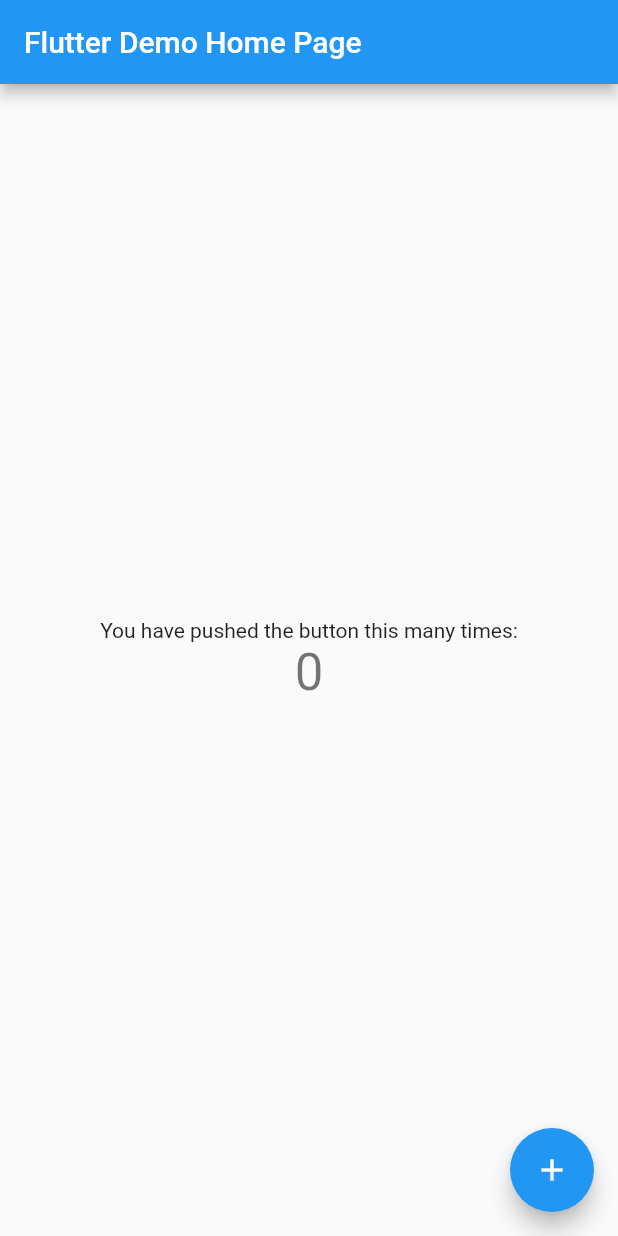
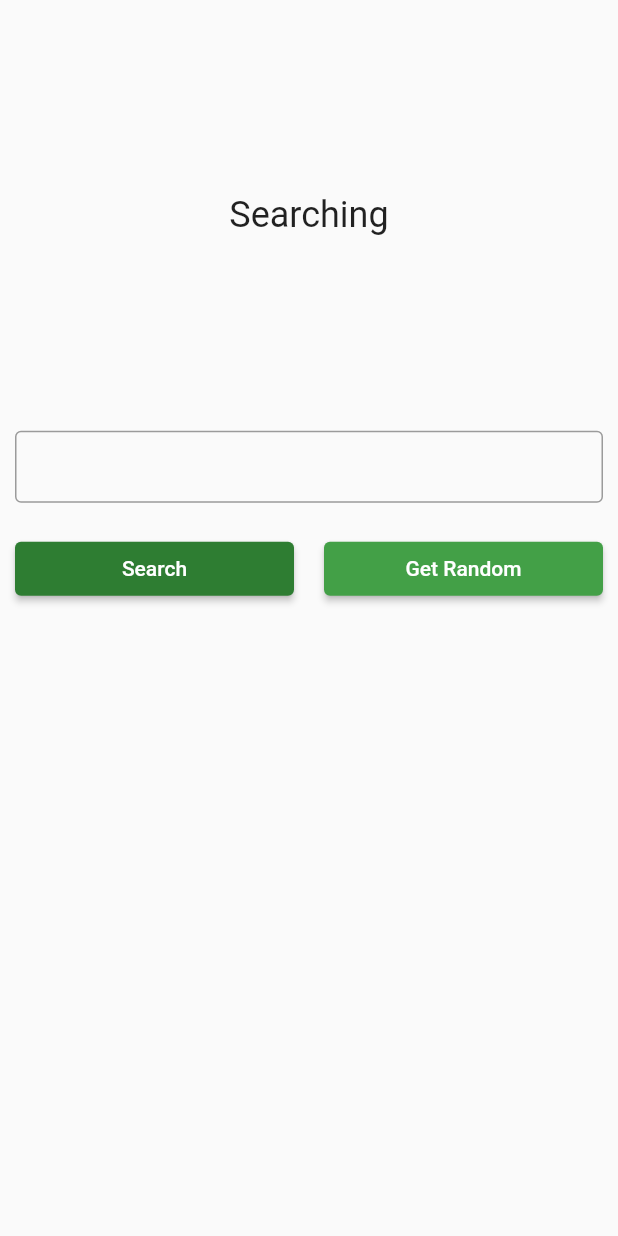
Before and after one commit to kishor98100/flutter_clean_tdd, a Flutter app: the screen it shows after launch, on a phone screen of 412 x 824 dp. Run offline on Flutter 3.47's test engine with Material 2 defaults, Android fonts, the phone set to English and light mode, and no system bars; our stand-ins replace bloc, dartz, data_connection_checker, equatable, flutter_bloc, get_it and 1 more.

Commit message:
bloc test and presentation layer completed

```diff
--- /dev/null
+++ b/lib/features/number_trivia/presentation/bloc/number_trivia_bloc.dart
@@ -0,0 +1,64 @@
+import 'dart:async';
+
+import 'package:bloc/bloc.dart';
+import 'package:clean_tdd/core/error/failures.dart';
+import 'package:clean_tdd/core/usecases/usecase.dart';
+import 'package:clean_tdd/core/util/input_converter.dart';
+import 'package:clean_tdd/features/number_trivia/domain/usecases/get_concrete_number_trivia_usecase.dart';
+import 'package:clean_tdd/features/number_trivia/domain/usecases/get_random_number_trivia_usecase.dart';
+import 'package:equatable/equatable.dart';
+import 'package:meta/meta.dart';
+import '../../domain/entities/number_trivia.dart';
+
+part 'number_trivia_event.dart';
+part 'number_trivia_state.dart';
+
+const String SERVER_FAILURE_MESSAGE = "Server Failure";
+const String CACHE_FAILURE_MESSAGE = "Cache Failure";
+const String INVALID_INPUT_FAILURE_MESSAGE = "Invalid Input - Number must be positive integer ";
+
+class NumberTriviaBloc extends Bloc<NumberTriviaEvent, NumberTriviaState> {
+  final GetConcreteNumberTriviaUsecase concreteUsecase;
+  final GetRandomNumberTriviaUsecase randomUsecase;
+  final InputConverter converter;
+
+  NumberTriviaBloc({
+    @required this.concreteUsecase,
+    @required this.randomUsecase,
+    @required this.converter,
+  })  : assert(concreteUsecase != null),
+        assert(randomUsecase != null),
+        assert(converter != null),
+        super(Empty());
+
+  @override
+  Stream<NumberTriviaState> mapEventToState(
+    NumberTriviaEvent event,
+  ) async* {
+    if (event is GetConcreteNumberEvent) {
+      final inputEither = converter.stringToUnsignedInt(event.numberString);
+      yield* inputEither.fold((l) async* {
+        yield Error(message: INVALID_INPUT_FAILURE_MESSAGE);
+      }, (number) async* {
+        yield Loading();
+        final result = await concreteUsecase(Params(number: number));
+        yield result.fold((failure) => Error(message: _mapFailureToMessage(failure)), (r) => Loaded(numberTrivia: r));
+      });
+    } else if (event is GetRandomNumberEvent) {
+      yield Loading();
+      final result = await randomUsecase(NoParams());
+      yield result.fold((failure) => Error(message: _mapFailureToMessage(failure)), (r) => Loaded(numberTrivia: r));
+    }
+  }
+
+  String _mapFailureToMessage(Failure failure) {
+    switch (failure.runtimeType) {
+      case ServerFailure:
+        return SERVER_FAILURE_MESSAGE;
+      case CacheFailure:
+        return CACHE_FAILURE_MESSAGE;
+      default:
+        return 'UnExpected Error';
+    }
+  }
+}
--- /dev/null
+++ b/lib/features/number_trivia/presentation/bloc/number_trivia_event.dart
@@ -0,0 +1,20 @@
+part of 'number_trivia_bloc.dart';
+
+@immutable
+abstract class NumberTriviaEvent extends Equatable {
+  const NumberTriviaEvent();
+  @override
+  List<Object> get props => [];
+}
+
+class GetConcreteNumberEvent extends NumberTriviaEvent {
+  final String numberString;
+
+  const GetConcreteNumberEvent({this.numberString});
+  @override
+  List<Object> get props => [numberString];
+}
+
+class GetRandomNumberEvent extends NumberTriviaEvent {
+  const GetRandomNumberEvent();
+}
--- /dev/null
+++ b/lib/features/number_trivia/presentation/bloc/number_trivia_state.dart
@@ -0,0 +1,28 @@
+part of 'number_trivia_bloc.dart';
+
+@immutable
+abstract class NumberTriviaState extends Equatable {
+  const NumberTriviaState();
+
+  @override
+  List<Object> get props => [];
+}
+
+class Empty extends NumberTriviaState {}
+
+class Loading extends NumberTriviaState {}
+
+class Error extends NumberTriviaState {
+  final String message;
+  const Error({@required this.message});
+  @override
+  List<Object> get props => [message];
+}
+
+class Loaded extends NumberTriviaState {
+  final NumberTrivia numberTrivia;
+
+  const Loaded({@required this.numberTrivia});
+  @override
+  List<Object> get props => [numberTrivia];
+}
--- /dev/null
+++ b/lib/features/number_trivia/presentation/pages/number_trivia_page.dart
@@ -0,0 +1,104 @@
+import 'package:clean_tdd/features/number_trivia/presentation/widgets/widgets.dart';
+import 'package:flutter/material.dart';
+import 'package:flutter_bloc/flutter_bloc.dart';
+
+import '../../../../injection_container.dart';
+import '../bloc/number_trivia_bloc.dart';
+
+class NumberTriviaPage extends StatefulWidget {
+  @override
+  _NumberTriviaPageState createState() => _NumberTriviaPageState();
+}
+
+class _NumberTriviaPageState extends State<NumberTriviaPage> {
+  TextEditingController _controller;
+  @override
+  void initState() {
+    _controller = TextEditingController();
+    super.initState();
+  }
+
+  @override
+  void dispose() {
+    _controller?.dispose();
+    super.dispose();
+  }
+
+  @override
+  Widget build(BuildContext context) {
+    return Scaffold(
+      body: SafeArea(
+        child: BlocProvider(
+          create: (_) => sl<NumberTriviaBloc>(),
+          child: Column(
+            children: [
+              const SizedBox(height: 20.0),
+              BlocBuilder<NumberTriviaBloc, NumberTriviaState>(
+                builder: (context, state) {
+                  if (state is Empty) {
+                    return MessageDisplay(message: 'Searching');
+                  } else if (state is Loading) {
+                    return LoadingWidget();
+                  } else if (state is Error) {
+                    return MessageDisplay(message: state.message);
+                  } else if (state is Loaded) {
+                    return TriviaDisplay(
+                      trivia: state.numberTrivia,
+                    );
+                  } else {
+                    return const SizedBox.shrink();
+                  }
+                },
+              ),
+              const SizedBox(height: 10.0),
+              Builder(builder: (context) {
+                return Column(
+                  children: [
+                    Padding(
+                      padding: const EdgeInsets.all(10.0),
+                      child: TextField(
+                        controller: _controller,
+                        keyboardType: TextInputType.number,
+                        decoration: InputDecoration(
+                          border: OutlineInputBorder(),
+                          contentPadding: const EdgeInsets.symmetric(horizontal: 10.0),
+                        ),
+                      ),
+                    ),
+                    const SizedBox(height: 10.0),
+                    Row(
+                      children: [
+                        const SizedBox(width: 10.0),
+                        Expanded(
+                          child: ElevatedButton(
+                            style: ButtonStyle(backgroundColor: MaterialStateProperty.all(Theme.of(context).primaryColor)),
+                            onPressed: () {
+                              context.read<NumberTriviaBloc>().add(GetConcreteNumberEvent(numberString: _controller.text));
+                              _controller.clear();
+                            },
+                            child: Text('Search'),
+                          ),
+                        ),
+                        const SizedBox(width: 20.0),
+                        Expanded(
+                          child: ElevatedButton(
+                            style: ButtonStyle(backgroundColor: MaterialStateProperty.all(Theme.of(context).accentColor)),
+                            onPressed: () {
+                              context.read<NumberTriviaBloc>().add(GetRandomNumberEvent());
+                            },
+                            child: Text('Get Random'),
+                          ),
+                        ),
+                        const SizedBox(width: 10.0),
+                      ],
+                    )
+                  ],
+                );
+              }),
+            ],
+          ),
+        ),
+      ),
+    );
+  }
+}
--- /dev/null
+++ b/lib/features/number_trivia/presentation/widgets/message_display.dart
@@ -0,0 +1,24 @@
+import 'package:flutter/material.dart';
+
+class MessageDisplay extends StatelessWidget {
+  final String message;
+
+  const MessageDisplay({Key key, this.message}) : super(key: key);
+  @override
+  Widget build(BuildContext context) {
+    return Container(
+      alignment: Alignment.center,
+      height: MediaQuery.of(context).size.height * .3,
+      child: SingleChildScrollView(
+        child: Center(
+          child: Text(
+            message,
+            style: TextStyle(
+              fontSize: 24.0,
+            ),
+          ),
+        ),
+      ),
+    );
+  }
+}
--- /dev/null
+++ b/lib/features/number_trivia/presentation/widgets/widgets.dart
@@ -0,0 +1,3 @@
+export 'loading_widget.dart';
+export 'message_display.dart';
+export 'trivia_display.dart';
--- a/lib/main.dart
+++ b/lib/main.dart
@@ -1,117 +1,25 @@
 import 'package:flutter/material.dart';
 
-void main() {
+import 'features/number_trivia/presentation/pages/number_trivia_page.dart';
+import 'injection_container.dart';
+
+void main() async {
+  WidgetsFlutterBinding.ensureInitialized();
+  await init();
   runApp(MyApp());
 }
 
 class MyApp extends StatelessWidget {
-  // This widget is the root of your application.
   @override
   Widget build(BuildContext context) {
     return MaterialApp(
-      title: 'Flutter Demo',
+      title: 'Number Trivia',
       theme: ThemeData(
-        // This is the theme of your application.
-        //
-        // Try running your application with "flutter run". You'll see the
-        // application has a blue toolbar. Then, without quitting the app, try
-        // changing the primarySwatch below to Colors.green and then invoke
-        // "hot reload" (press "r" in the console where you ran "flutter run",
-        // or simply save your changes to "hot reload" in a Flutter IDE).
-        // Notice that the counter didn't reset back to zero; the application
-        // is not restarted.
-        primarySwatch: Colors.blue,
-        // This makes the visual density adapt to the platform that you run
-        // the app on. For desktop platforms, the controls will be smaller and
-        // closer together (more dense) than on mobile platforms.
+        primaryColor: Colors.green.shade800,
         visualDensity: VisualDensity.adaptivePlatformDensity,
+        accentColor: Colors.green.shade600,
       ),
-      home: MyHomePage(title: 'Flutter Demo Home Page'),
+      home: NumberTriviaPage(),
     );
   }
 }
-
-class MyHomePage extends StatefulWidget {
-  MyHomePage({Key key, this.title}) : super(key: key);
-
-  // This widget is the home page of your application. It is stateful, meaning
-  // that it has a State object (defined below) that contains fields that affect
-  // how it looks.
-
-  // This class is the configuration for the state. It holds the values (in this
-  // case the title) provided by the parent (in this case the App widget) and
-  // used by the build method of the State. Fields in a Widget subclass are
-  // always marked "final".
-
-  final String title;
-
-  @override
-  _MyHomePageState createState() => _MyHomePageState();
-}
-
-class _MyHomePageState extends State<MyHomePage> {
-  int _counter = 0;
-
-  void _incrementCounter() {
-    setState(() {
-      // This call to setState tells the Flutter framework that something has
-      // changed in this State, which causes it to rerun the build method below
-      // so that the display can reflect the updated values. If we changed
-      // _counter without calling setState(), then the build method would not be
-      // called again, and so nothing would appear to happen.
-      _counter++;
-    });
-  }
-
-  @override
-  Widget build(BuildContext context) {
-    // This method is rerun every time setState is called, for instance as done
-    // by the _incrementCounter method above.
-    //
-    // The Flutter framework has been optimized to make rerunning build methods
-    // fast, so that you can just rebuild anything that needs updating rather
-    // than having to individually change instances of widgets.
-    return Scaffold(
-      appBar: AppBar(
-        // Here we take the value from the MyHomePage object that was created by
-        // the App.build method, and use it to set our appbar title.
-        title: Text(widget.title),
-      ),
-      body: Center(
-        // Center is a layout widget. It takes a single child and positions it
-        // in the middle of the parent.
-        child: Column(
-          // Column is also a layout widget. It takes a list of children and
-          // arranges them vertically. By default, it sizes itself to fit its
-          // children horizontally, and tries to be as tall as its parent.
-          //
-          // Invoke "debug painting" (press "p" in the console, choose the
-          // "Toggle Debug Paint" action from the Flutter Inspector in Android
-          // Studio, or the "Toggle Debug Paint" command in Visual Studio Code)
-          // to see the wireframe for each widget.
-          //
-          // Column has various properties to control how it sizes itself and
-          // how it positions its children. Here we use mainAxisAlignment to
-          // center the children vertically; the main axis here is the vertical
-          // axis because Columns are vertical (the cross axis would be
-          // horizontal).
-          mainAxisAlignment: MainAxisAlignment.center,
-          children: <Widget>[
-            Text(
-              'You have pushed the button this many times:',
-            ),
-            Text(
-              '$_counter',
-              style: Theme.of(context).textTheme.headline4,
-            ),
-          ],
-        ),
-      ),
-      floatingActionButton: FloatingActionButton(
-        onPressed: _incrementCounter,
-        tooltip: 'Increment',
-        child: Icon(Icons.add),
-      ), // This trailing comma makes auto-formatting nicer for build methods.
-    );
-  }
-}
```
Also changed, not shown: lib/core/util/input_converter.dart (added, +15 -0 lines), lib/features/number_trivia/presentation/widgets/loading_widget.dart (added, +18 -0 lines), lib/features/number_trivia/presentation/widgets/trivia_display.dart (added, +40 -0 lines), lib/injection_container.dart (added, +63 -0 lines), 3 other files.
